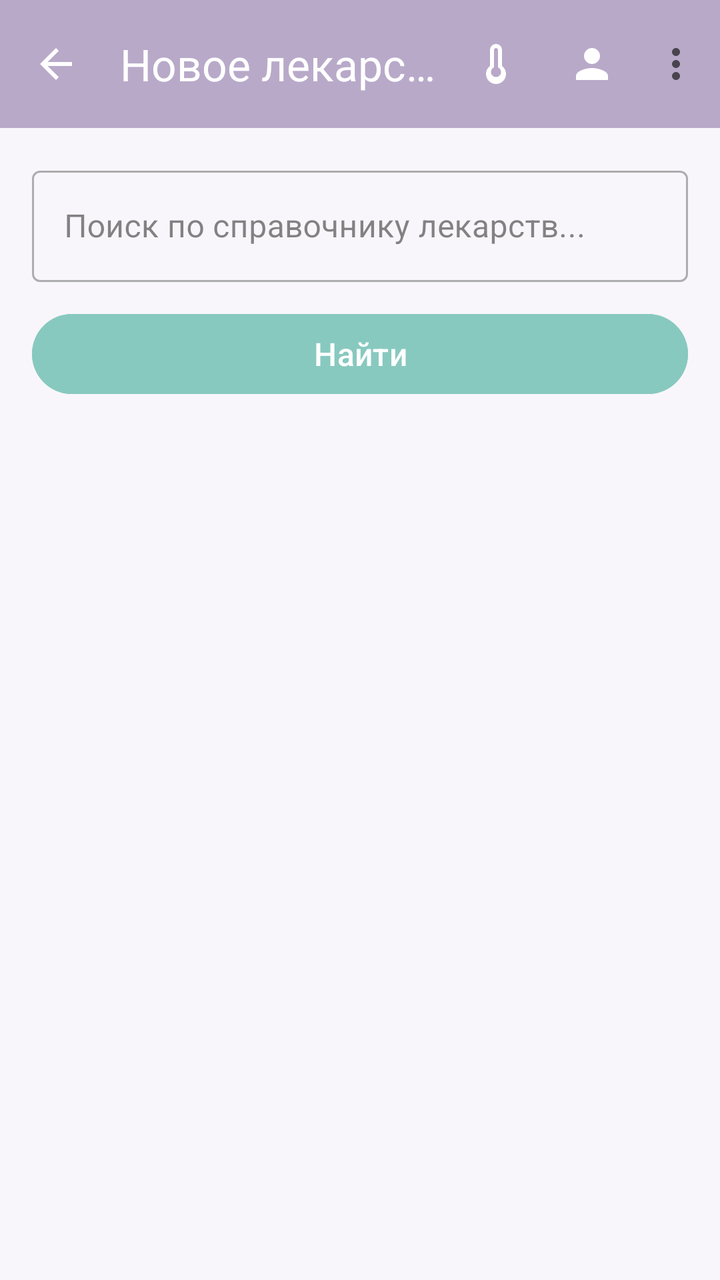
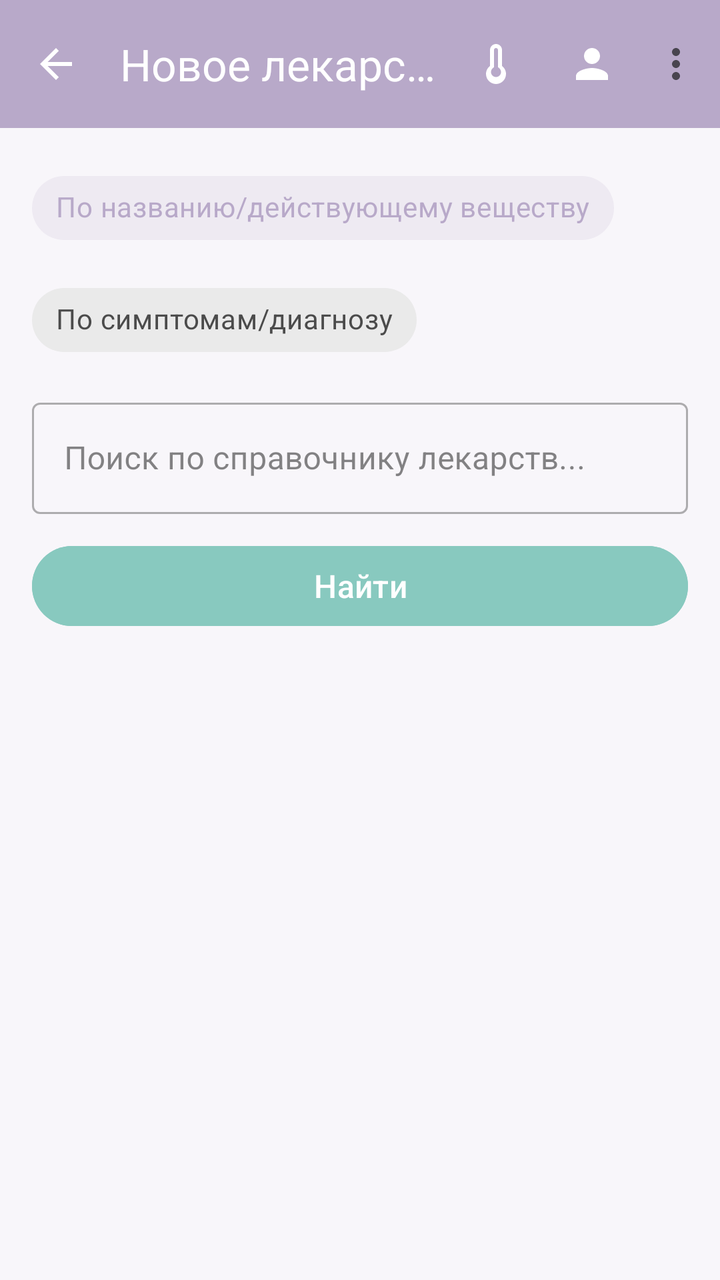

An Android layout rendered at two revisions. The XML below is the earlier revision; the diff shows what the commit changed to produce the second picture.
<!-- AndroidManifest.xml: application theme Theme.Pillulkin -->
<!-- res/layout/fragment_add_medicine.xml -->
<?xml version="1.0" encoding="utf-8"?>
<LinearLayout 
    xmlns:android="http://schemas.android.com/apk/res/android"
    xmlns:app="http://schemas.android.com/apk/res-auto"
    android:layout_width="match_parent"
    android:layout_height="match_parent"
    android:orientation="vertical"
    android:background="@color/background">

    <com.google.android.material.appbar.MaterialToolbar
        android:id="@+id/toolbar"
        android:layout_width="match_parent"
        android:layout_height="?attr/actionBarSize"
        android:background="@color/primary"
        app:title="@string/add_medicine_title"
        app:titleTextColor="@color/on_primary"
        app:navigationIcon="@drawable/ic_arrow_back"
        app:navigationIconTint="@color/on_primary"
        app:menu="@menu/menu_patient" />

    <LinearLayout
        android:layout_width="match_parent"
        android:layout_height="wrap_content"
        android:orientation="vertical"
        android:padding="16dp">

        <com.google.android.material.textfield.TextInputLayout
            style="@style/Widget.MaterialComponents.TextInputLayout.OutlinedBox"
            android:layout_width="match_parent"
            android:layout_height="wrap_content"
            android:layout_marginBottom="12dp">

            <com.google.android.material.textfield.TextInputEditText
                android:id="@+id/etSearch"
                android:layout_width="match_parent"
                android:layout_height="wrap_content"
                android:inputType="text"
                android:hint="@string/search_medicine_hint" />
        </com.google.android.material.textfield.TextInputLayout>

        <com.google.android.material.button.MaterialButton
            android:id="@+id/btnSearch"
            android:layout_width="match_parent"
            android:layout_height="wrap_content"
            android:text="@string/search"
            android:textSize="16sp"
            android:backgroundTint="@color/secondary" />

    </LinearLayout>

    <androidx.recyclerview.widget.RecyclerView
        android:id="@+id/rvSearchResults"
        android:layout_width="match_parent"
        android:layout_height="0dp"
        android:layout_weight="1"
        android:clipToPadding="false"
        android:paddingHorizontal="16dp"
        android:paddingBottom="16dp" />

</LinearLayout>
<!-- resources referenced by this layout -->
<resources>
  <color name="background">#F8F6FA</color>
  <color name="on_primary">#FFFFFFFF</color>
  <color name="primary">#B8A9C9</color>
  <color name="secondary">#88C9BF</color>
  <!-- drawable ic_arrow_back (drawable) -->
  <vector xmlns:android="http://schemas.android.com/apk/res/android"
      android:width="24dp"
      android:height="24dp"
      android:viewportWidth="24"
      android:viewportHeight="24">
      <path
          android:fillColor="#FFFFFFFF"
          android:pathData="M20,11H7.83l5.59,-5.59L12,4l-8,8 8,8 1.41,-1.41L7.83,13H20v-2z" />
  </vector>
  <string name="add_medicine_title">Новое лекарство</string>
  <string name="search">Найти</string>
  <string name="search_medicine_hint">Поиск по справочнику лекарств...</string>
  <style name="Theme.Pillulkin" parent="Base.Theme.Pillulkin" />
  <style name="Base.Theme.Pillulkin" parent="Theme.Material3.DayNight.NoActionBar">
          <item name="colorPrimary">@color/primary</item>
          <item name="colorPrimaryDark">@color/primary_dark</item>
          <item name="colorSecondary">@color/secondary</item>
          <item name="colorTertiary">@color/tertiary</item>
          <item name="android:colorBackground">@color/background</item>
          <item name="colorSurface">@color/surface</item>
          <item name="colorError">@color/error</item>
          <item name="colorOnPrimary">@color/on_primary</item>
          <item name="colorOnSecondary">@color/on_secondary</item>
          <item name="colorOnBackground">@color/on_background</item>
          <item name="colorOnSurface">@color/on_surface</item>
          <item name="colorOnError">@color/on_error</item>
      </style>
  <color name="primary_dark">#9B8BB8</color>
  <color name="tertiary">#A8D5A2</color>
  <color name="surface">#FFFFFFFF</color>
  <color name="error">#E57373</color>
  <color name="on_secondary">#FFFFFFFF</color>
  <color name="on_background">#FF333333</color>
  <color name="on_surface">#FF333333</color>
  <color name="on_error">#FFFFFFFF</color>
</resources>

<!-- the commit's change to res/layout/fragment_add_medicine.xml (unified diff, before → after) -->
@@ -24,18 +24,43 @@
         android:orientation="vertical"
         android:padding="16dp">
 
+        <com.google.android.material.chip.ChipGroup
+            android:id="@+id/chipGroup"
+            android:layout_width="match_parent"
+            android:layout_height="wrap_content"
+            app:singleSelection="true"
+            app:selectionRequired="true"
+            android:layout_marginBottom="12dp">
+
+            <com.google.android.material.chip.Chip
+                android:id="@+id/chipMedicine"
+                android:layout_width="wrap_content"
+                android:layout_height="wrap_content"
+                android:text="@string/search_type_medicine"
+                android:checked="true"
+                style="@style/Widget.MaterialComponents.Chip.Choice" />
+
+            <com.google.android.material.chip.Chip
+                android:id="@+id/chipSymptoms"
+                android:layout_width="wrap_content"
+                android:layout_height="wrap_content"
+                android:text="@string/search_type_diagnosis"
+                style="@style/Widget.MaterialComponents.Chip.Choice" />
+        </com.google.android.material.chip.ChipGroup>
+
         <com.google.android.material.textfield.TextInputLayout
+            android:id="@+id/searchLayout"
             style="@style/Widget.MaterialComponents.TextInputLayout.OutlinedBox"
             android:layout_width="match_parent"
             android:layout_height="wrap_content"
-            android:layout_marginBottom="12dp">
+            android:layout_marginBottom="12dp"
+            android:hint="@string/search_medicine_hint">
 
             <com.google.android.material.textfield.TextInputEditText
                 android:id="@+id/etSearch"
                 android:layout_width="match_parent"
                 android:layout_height="wrap_content"
-                android:inputType="text"
-                android:hint="@string/search_medicine_hint" />
+                android:inputType="text" />
         </com.google.android.material.textfield.TextInputLayout>
 
         <com.google.android.material.button.MaterialButton
<!-- resource entries referenced after the edit -->
@@ -17,6 +17,8 @@
   <string name="add_medicine_title">Новое лекарство</string>
   <string name="search">Найти</string>
   <string name="search_medicine_hint">Поиск по справочнику лекарств...</string>
+  <string name="search_type_diagnosis">По симптомам/диагнозу</string>
+  <string name="search_type_medicine">По названию/действующему веществу</string>
   <style name="Theme.Pillulkin" parent="Base.Theme.Pillulkin" />
   <style name="Base.Theme.Pillulkin" parent="Theme.Material3.DayNight.NoActionBar">
           <item name="colorPrimary">@color/primary</item>
